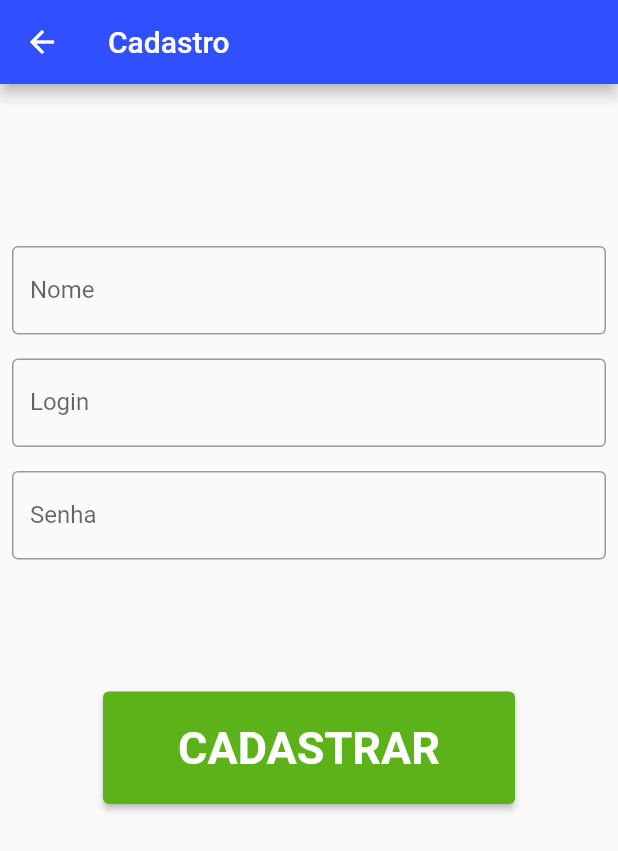
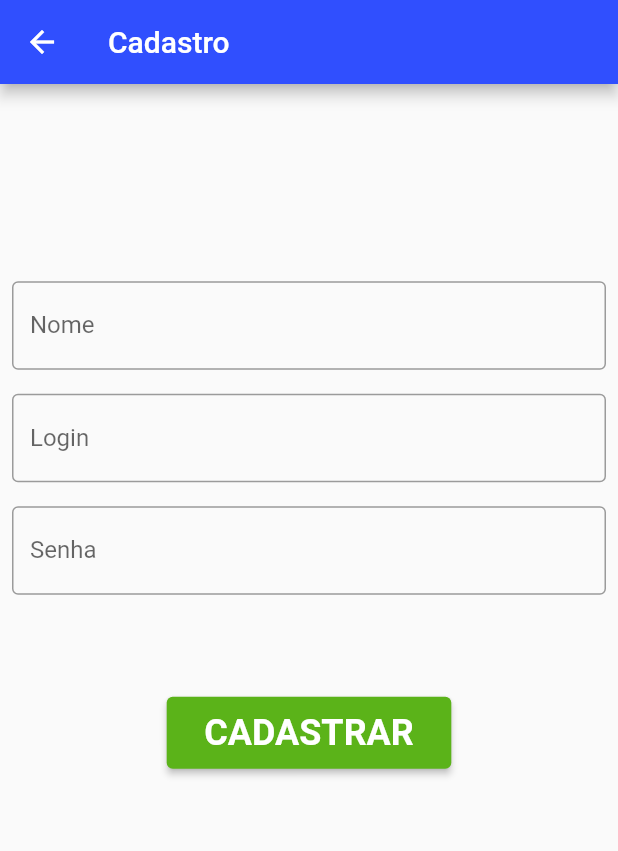
Before and after one commit to SamNascimento/BetterDays, a Flutter app: the CadastroScreen screen opened by its route, on a phone screen of 412 x 824 dp. Shown: the top 851 px of the screen. Run offline on Flutter 3.47's test engine with Material 2 defaults, Android fonts, the phone set to English and light mode, and no system bars.

Commit message:
Ajustando tamanho dos componentes

```diff
--- a/lib/main.dart
+++ b/lib/main.dart
@@ -13,7 +13,7 @@ class MyApp extends StatelessWidget {
   Widget build(BuildContext context) {
     return MaterialApp(
       title: 'Better Days',
-      home: LoginScreen(),
+      home: const LoginScreen(),
       routes: {
         '/cadastro': (context) => const CadastroScreen(),
       },
--- a/lib/screens/cadastro_screen.dart
+++ b/lib/screens/cadastro_screen.dart
@@ -85,7 +85,7 @@ class _CadastroScreenState extends State<CadastroScreen> {
                 ),
                 Padding(
                   padding: const EdgeInsets.only(
-                    top: 80,
+                    top: 60,
                     bottom: 20,
                   ),
                   child: ElevatedButton(
@@ -93,11 +93,11 @@ class _CadastroScreenState extends State<CadastroScreen> {
                       if (_formKey.currentState!.validate()){}
                     },
                     style: ElevatedButton.styleFrom(
-                      primary: const Color(0xFF5BB319),
+                      backgroundColor: const Color(0xFF5BB319),
                       padding:
-                          const EdgeInsets.symmetric(horizontal: 50, vertical: 20),
+                          const EdgeInsets.symmetric(horizontal: 25, vertical: 10),
                       textStyle: const TextStyle(
-                        fontSize: 30,
+                        fontSize: 24,
                         fontWeight: FontWeight.bold,
                         color: Colors.white,
                       ),
--- a/lib/screens/login_screen.dart
+++ b/lib/screens/login_screen.dart
@@ -78,11 +78,11 @@ class _LoginScreenState extends State<LoginScreen> {
                     if (_formKey.currentState!.validate()){}
                   },
                   style: ElevatedButton.styleFrom(
-                    primary: const Color(0xFF5BB319),
+                    backgroundColor: const Color(0xFF5BB319),
                     padding:
-                        const EdgeInsets.symmetric(horizontal: 40, vertical: 15),
+                        const EdgeInsets.symmetric(horizontal: 30, vertical: 15),
                     textStyle: const TextStyle(
-                      fontSize: 30,
+                      fontSize: 24,
                       fontWeight: FontWeight.bold,
                       color: Colors.white,
                     ),
```
Also changed, not shown: pubspec.lock.
